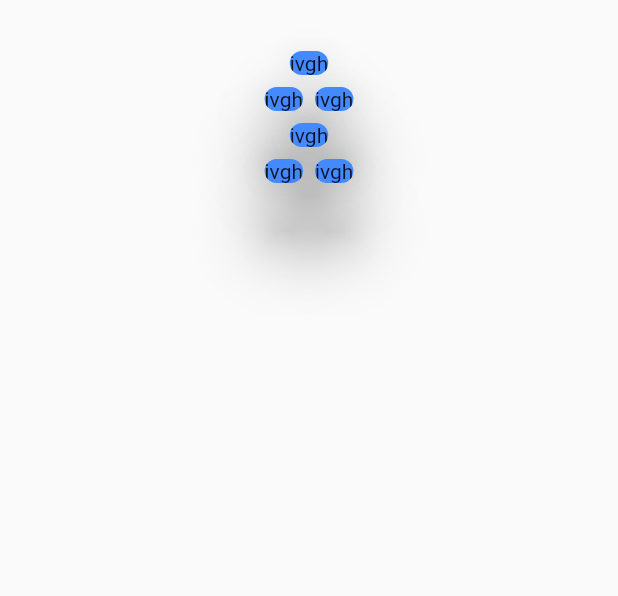
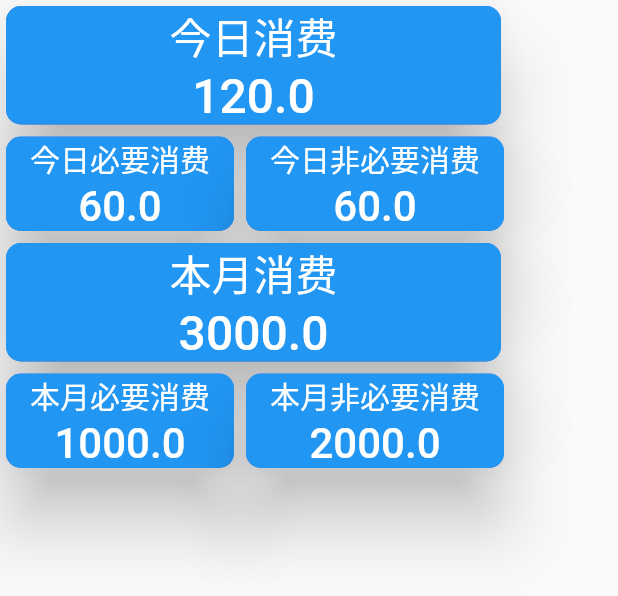
Before and after one commit to liupengzhouyi/home_bookkeeping_software, a Flutter app: the MainModel widget shown alone on an empty page, opened directly, on a phone screen of 412 x 824 dp. Shown: the top 596 px of the screen. Run offline on Flutter 3.47's test engine with Material 2 defaults, Android fonts, the phone set to English and light mode, and no system bars.

Commit message:
全新布局 V 0.0.9

```diff
--- a/lib/fristPage/MainModel.dart
+++ b/lib/fristPage/MainModel.dart
@@ -1,5 +1,8 @@
 
 import 'package:flutter/material.dart';
+import 'package:flutter/cupertino.dart';
+import 'package:home_bookkeeping_software/fristPage/test.dart';
+
 
 class MainModel extends StatelessWidget {
 
@@ -21,59 +24,35 @@ class MainModel extends StatelessWidget {
 
   @override
   Widget build(BuildContext context) {
-    return new Padding(
-          padding: const EdgeInsets.all(30),
-          child: new Center(
-            child: new ListView(
-              //控制方向 默认是垂直的
+    return new Column(
         children: <Widget>[
-                new Center(
-                  child: new FlutterCardWidget(information:"今日消费", informationI:"${this.todayAll}"),
+          new Row(
+            crossAxisAlignment: CrossAxisAlignment.center,
+            children: <Widget>[
+              new FlutterCardWidget(information:"今日消费", informationI:"${this.todayAll}"),
+            ],
           ),
           new Row(
-                  mainAxisAlignment: MainAxisAlignment.center,
-                  children: <Widget>[
-                    new Center(
-                      child: new Column(
+            crossAxisAlignment: CrossAxisAlignment.center,
             children: <Widget>[
               new FlutterCardWidget(information:"今日必要消费", informationI:"${this.todayNecessary}", type: 1,),
-                        ],
-                      ),
-                    ),
-                    new Center(
-                      child: new Column(
-                        children: <Widget>[
               new FlutterCardWidget(information:"今日非必要消费", informationI:"${this.todayUnnecessary}", type: 1,),
             ],
           ),
-                    ),
+          new Row(
+            crossAxisAlignment: CrossAxisAlignment.center,
+            children: <Widget>[
+              new FlutterCardWidget(information:"本月消费", informationI:"${this.monthAll}"),
             ],
           ),
-                new Center(
-                  child: new FlutterCardWidget(information:"本月消费", informationI:"${this.monthAll}"),
-                ),
           new Row(
-                  mainAxisAlignment: MainAxisAlignment.center,
-                  children: <Widget>[
-                    new Center(
-                      child: new Column(
+            crossAxisAlignment: CrossAxisAlignment.center,
             children: <Widget>[
               new FlutterCardWidget(information:"本月必要消费", informationI:"${this.monthNecessary}", type: 1,),
-                        ],
-                      ),
-                    ),
-                    new Center(
-                      child: new Column(
-                        children: <Widget>[
               new FlutterCardWidget(information:"本月非必要消费", informationI:"${this.monthUnnecessary}", type: 1,),
             ],
           ),
-                    ),
-                  ],
-                ),
-              ],
-            ),
-          ),
+      ]
     );
   }
 }
@@ -97,42 +76,45 @@ class FlutterCardWidget extends StatelessWidget {
       elevation: 20.0,
       //设置shape，这里设置成了R角
       shape: RoundedRectangleBorder(
-        borderRadius: BorderRadius.all(Radius.circular(20.0)),),
+        borderRadius: BorderRadius.all(Radius.circular(10.0)),),
       //对Widget截取的行为，比如这里 Clip.antiAlias 指抗锯齿
       clipBehavior: Clip.antiAlias,
       semanticContainer: false,
-      child: new Text("jvgh"),
-      //child: getChild(information,informationI),
+      //child: new Text("jvgh"),
+      child: getChild(context, information,informationI),
     );
   }
 
-  getChild(String information, String informationI) {
-    double width = 300.0;
+  getChild(BuildContext context, String information, String informationI) {
+    double width = 330.0;
     double titleSize = 28;
     double numberSize  = 32;
     if (type == 1) {
-      width = 150.0;
+      width = 148.0;
       titleSize = 20;
       numberSize  = 28;
     }
-    return Container(
-      color: Colors.deepPurpleAccent,
-      width: width,
-      height: 100,
-      alignment: Alignment.center,
-      child: Column(
+    return new MaterialButton(
+        color: Colors.blue,
+        minWidth: width,
+        child: new Column(
           children: <Widget>[
-          Text(
-            "${information}",
+            Text("${information}",
               style: TextStyle(fontSize: titleSize, color: Colors.white),
             ),
-          Text(
-            "${informationI}",
+            Text("${informationI}",
               style: TextStyle(fontSize: numberSize, color: Colors.white),
             ),
           ],
         ),
-
+        onPressed: () {
+          Navigator.push(
+              context,
+              new MaterialPageRoute(
+                  builder: (context) => new SecondePage(
+                    title: '第二个页面',
+                  )));
+        },
     );
   }
 }
--- a/lib/fristPage/fristPage.dart
+++ b/lib/fristPage/fristPage.dart
@@ -32,6 +32,7 @@ class MyApp extends StatelessWidget {
               monthNecessary: 1000,
               monthUnnecessary: 2000,
             ),
+            //new FlutterCardWidget(information:"本月非必要消费", informationI:"${123}", type: 1,),
           ],
         ),
       ),
```
Lines whose indentation alone changed are shown as unchanged.
